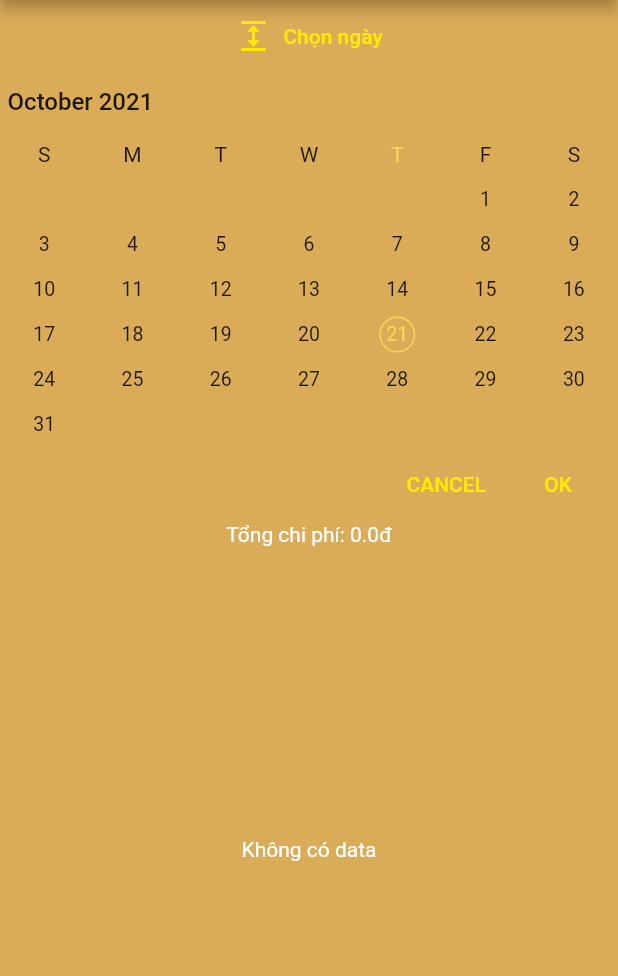
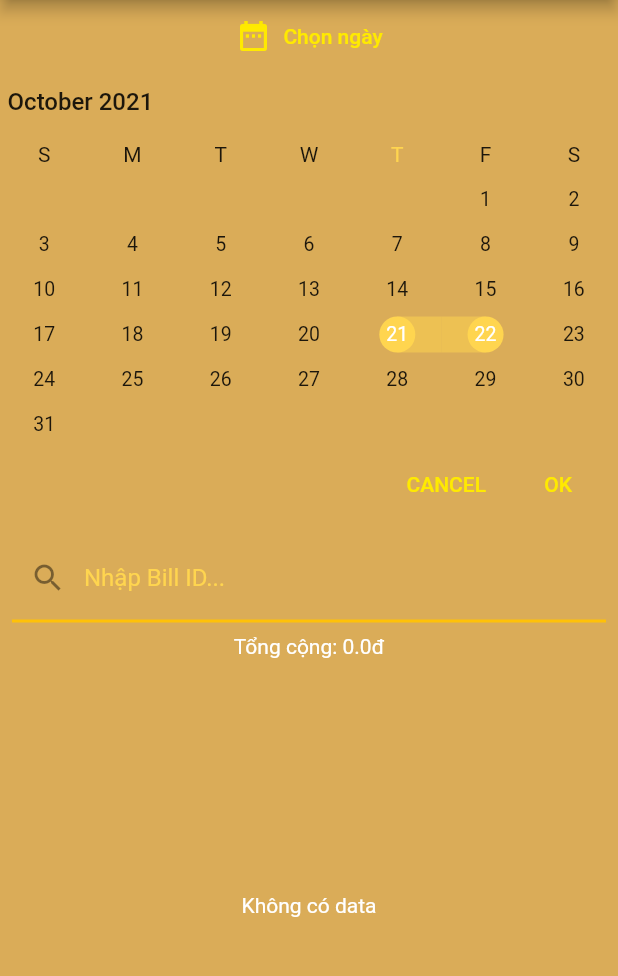
Before and after one commit to dim0147/Hai-Coffe-DenMo, a Flutter app: the ListOrderScreen screen opened by its route, after a tap on "Chọn ngày", on a phone screen of 412 x 824 dp, the part 84-1060 px from its top. Run offline on Flutter 3.47's test engine with Material 2 defaults, Android fonts, the phone set to English and light mode, and no system bars; drawn by our look-alikes of syncfusion_flutter_datepicker; our stand-ins replace extended_masked_text, flutter_slidable, get, hive, hive_flutter, image_picker and 1 more; accounts and stored records are empty; generated files the repository leaves out were written again.

Commit message:
Add filter bill id in list order

```diff
--- a/lib/App/Config.dart
+++ b/lib/App/Config.dart
@@ -6,6 +6,7 @@ import 'package:hai_noob/Controller/Item/EditItemController.dart';
 import 'package:hai_noob/Controller/Item/ListItemController.dart';
 import 'package:hai_noob/Controller/Menu/AddSpecialItemController.dart';
 import 'package:hai_noob/Controller/Order/ListOrderController.dart';
+import 'package:hai_noob/Controller/Order/OrderDetailController.dart';
 import 'package:hai_noob/Controller/Order/PlaceOrderSuccessController.dart';
 import 'package:hai_noob/Controller/Phieu/CreatePhieuController.dart';
 import 'package:hai_noob/Controller/Phieu/ListPhieuController.dart';
@@ -25,6 +26,7 @@ import 'package:hai_noob/Screen/Item/EditItemScreen.dart';
 import 'package:hai_noob/Screen/Item/ListItemScreen.dart';
 import 'package:hai_noob/Screen/Menu/AddSpecialItemScreen.dart';
 import 'package:hai_noob/Screen/Order/ListOrderScreen.dart';
+import 'package:hai_noob/Screen/Order/OrderDetailScreen.dart';
 import 'package:hai_noob/Screen/Order/PlaceOrderSuccessScreen.dart';
 import 'package:hai_noob/Screen/Phieu/CreatePhieuScreen.dart';
 import 'package:hai_noob/Screen/Phieu/ListPhieuScreen.dart';
@@ -169,6 +171,13 @@ class AppConfig {
       }),
     ),
     GetPage(
+      name: '/bill/detail',
+      page: () => OrderDetailScreen(),
+      binding: BindingsBuilder(() {
+        Get.lazyPut(() => OrderDetailController());
+      }),
+    ),
+    GetPage(
       name: '/place-order',
       page: () => PlaceOrderScreen(),
       binding: BindingsBuilder(() {
--- a/lib/App/Utils.dart
+++ b/lib/App/Utils.dart
@@ -123,4 +123,15 @@ class Utils {
     final f = new DateFormat('dd-MM-yyyy hh:mm a');
     return f.format(date);
   }
+
+  static DateTime getCurrentDay() {
+    DateTime now = DateTime.now();
+    DateTime today = DateTime(now.year, now.month, now.day);
+    return today;
+  }
+
+  static DateTime getNextDay() {
+    DateTime today = getCurrentDay();
+    return today.add(Duration(hours: Duration.hoursPerDay));
+  }
 }
--- a/lib/Controller/Order/ListOrderController.dart
+++ b/lib/Controller/Order/ListOrderController.dart
@@ -6,7 +6,15 @@ import 'package:hai_noob/DB/Database.dart';
 import 'package:hai_noob/Model/Phieu.dart';
 import 'package:syncfusion_flutter_datepicker/datepicker.dart';
 
+class ListOrderScreenArgs {
+  final DateTime startDate;
+  final DateTime endDate;
+
+  ListOrderScreenArgs(this.startDate, this.endDate);
+}
+
 class ListOrderController extends GetxController {
+  final ListOrderScreenArgs? args = Get.arguments;
   final AppDatabase appDb = Get.find<AppDatabase>();
   late final BillDAO billDAO;
 
@@ -16,10 +24,25 @@ class ListOrderController extends GetxController {
 
   final RxList<BillEntity> listBill = <BillEntity>[].obs;
 
+  Future queryListBetweenDay(DateTime startDate, DateTime endDate) async {
+    final bills = await billDAO.getBillBetweenDay(startDate, endDate);
+    listBill.assignAll(bills);
+  }
+
   @override
   void onInit() {
     super.onInit();
     billDAO = BillDAO(appDb);
+
+    DateTime startDate = Utils.getCurrentDay();
+    DateTime endDate = Utils.getNextDay();
+    // Query today
+    if (args != null) {}
+
+    final PickerDateRange pickerDateRange = PickerDateRange(startDate, endDate);
+    dateRangePickerC.selectedRange = pickerDateRange;
+    queryListBetweenDay(startDate, endDate);
+    return;
   }
 
   void setShowDateRangePicker(bool value) {
@@ -37,15 +60,26 @@ class ListOrderController extends GetxController {
     if (endDate == null || endDate == startDate)
       endDate = startDate.add(Duration(hours: Duration.hoursPerDay));
 
-    final bills = await billDAO.getBillBetweenDay(startDate, endDate);
-    listBill.assignAll(bills);
-
+    // final bills = await billDAO.getBillBetweenDay(startDate, endDate);
+    // listBill.assignAll(bills);
+    await queryListBetweenDay(startDate, endDate);
     setShowDateRangePicker(false);
   }
 
   void onCancelDateRange() {
     dateRangePickerC.selectedRange = null;
     setShowDateRangePicker(false);
+  }
+
+  void onSearchKeyword(String? keyword) async {
+    if (keyword == null) return;
+    int? billId = int.tryParse(keyword);
+    if (billId == null) return;
+
+    final bill = await billDAO.getById(billId);
+    if (bill == null) return listBill.clear();
+
+    listBill.assignAll([bill]);
   }
 
   void onRemoveListItem(int billId) async {
--- /dev/null
+++ b/lib/Controller/Order/OrderDetailController.dart
@@ -0,0 +1,3 @@
+import 'package:get/get.dart';
+
+class OrderDetailController extends GetxController {}
--- a/lib/Controller/Phieu/ListPhieuController.dart
+++ b/lib/Controller/Phieu/ListPhieuController.dart
@@ -5,7 +5,15 @@ import 'package:hai_noob/DB/Database.dart';
 import 'package:hai_noob/Model/Phieu.dart';
 import 'package:syncfusion_flutter_datepicker/datepicker.dart';
 
+class ListPhieuScreenArgs {
+  final DateTime startDate;
+  final DateTime endDate;
+
+  ListPhieuScreenArgs(this.startDate, this.endDate);
+}
+
 class ListPhieuController extends GetxController {
+  final ListPhieuScreenArgs? args = Get.arguments;
   final AppDatabase appDb = Get.find<AppDatabase>();
   late final PhieuDAO phieuDAO;
 
@@ -16,10 +24,25 @@ class ListPhieuController extends GetxController {
   final RxList<Phieu> listPhieu = <Phieu>[].obs;
   final Rxn<PhieuType> filterType = Rxn<PhieuType>();
 
+  Future queryListBetweenDay(DateTime startDate, DateTime endDate) async {
+    final phieus = await phieuDAO.getPhieuBetweenDays(startDate, endDate);
+    listPhieu.assignAll(phieus);
+  }
+
   @override
   void onInit() {
     super.onInit();
     phieuDAO = PhieuDAO(appDb);
+
+    DateTime startDate = Utils.getCurrentDay();
+    DateTime endDate = Utils.getNextDay();
+    // Query today
+    if (args != null) {}
+
+    final PickerDateRange pickerDateRange = PickerDateRange(startDate, endDate);
+    dateRangePickerC.selectedRange = pickerDateRange;
+    queryListBetweenDay(startDate, endDate);
+    return;
   }
 
   void setShowDateRangePicker(bool value) {
@@ -37,8 +60,7 @@ class ListPhieuController extends GetxController {
     if (endDate == null || endDate == startDate)
       endDate = startDate.add(Duration(hours: Duration.hoursPerDay));
 
-    final phieus = await phieuDAO.getPhieuBetweenDays(startDate, endDate);
-    listPhieu.assignAll(phieus);
+    await queryListBetweenDay(startDate, endDate);
 
     setShowDateRangePicker(false);
   }
--- a/lib/Screen/Component.dart
+++ b/lib/Screen/Component.dart
@@ -175,7 +175,7 @@ Drawer NavigateMenu() {
                     children: [
                       WidgetSpan(
                         child: Icon(
-                          Icons.chair_alt,
+                          Icons.receipt,
                           color: AppConfig.HEADER_COLOR,
                         ),
                       ),
@@ -196,7 +196,7 @@ Drawer NavigateMenu() {
                     children: [
                       WidgetSpan(
                         child: Icon(
-                          Icons.edit,
+                          Icons.receipt_outlined,
                           color: AppConfig.HEADER_COLOR,
                         ),
                       ),
--- a/lib/Screen/Order/ListOrderScreen.dart
+++ b/lib/Screen/Order/ListOrderScreen.dart
@@ -30,6 +30,7 @@ class ListOrderScreen extends GetView<ListOrderController> {
         body: Column(
           children: [
             DateRangeSelected(),
+            SearchBar(),
             TotalDisplay(),
             ListBill(),
           ],
@@ -52,7 +53,7 @@ class DateRangeSelected extends GetView<ListOrderController> {
           TextButton.icon(
             onPressed: () => controller
                 .setShowDateRangePicker(!controller.showDateRangePicker.value),
-            icon: Icon(Icons.expand),
+            icon: Icon(Icons.date_range),
             label: Text(
               'Chọn ngày',
             ),
@@ -76,6 +77,23 @@ class DateRangeSelected extends GetView<ListOrderController> {
   }
 }
 
+class SearchBar extends GetView<ListOrderController> {
+  @override
+  Widget build(BuildContext context) {
+    return Container(
+      padding: EdgeInsets.all(8.0),
+      child: TextField(
+        keyboardType: TextInputType.number,
+        decoration: InputDecoration(
+          labelText: 'Nhập Bill ID...',
+          prefixIcon: Icon(Icons.search),
+        ),
+        onChanged: controller.onSearchKeyword,
+      ),
+    );
+  }
+}
+
 class TotalDisplay extends GetView<ListOrderController> {
   const TotalDisplay({
     Key? key,
@@ -91,7 +109,7 @@ class TotalDisplay extends GetView<ListOrderController> {
         return Row(
           mainAxisAlignment: MainAxisAlignment.spaceAround,
           children: [
-            Text('Tổng chi phí: ${totalPriceAll.toPrecision(2)}đ'),
+            Text('Tổng cộng: ${totalPriceAll.toPrecision(2)}đ'),
           ],
         );
       },
--- a/lib/Screen/Phieu/ListPhieuScreen.dart
+++ b/lib/Screen/Phieu/ListPhieuScreen.dart
@@ -51,7 +51,7 @@ class DateRangeSelected extends GetView<ListPhieuController> {
           TextButton.icon(
             onPressed: () => controller
                 .setShowDateRangePicker(!controller.showDateRangePicker.value),
-            icon: Icon(Icons.expand),
+            icon: Icon(Icons.date_range),
             label: Text(
               'Chọn ngày',
             ),
```
Also changed, not shown: lib/DAO/BillDAO.dart (+21 -0 lines), lib/Screen/Order/OrderDetailScreen.dart (added, +23 -0 lines).
